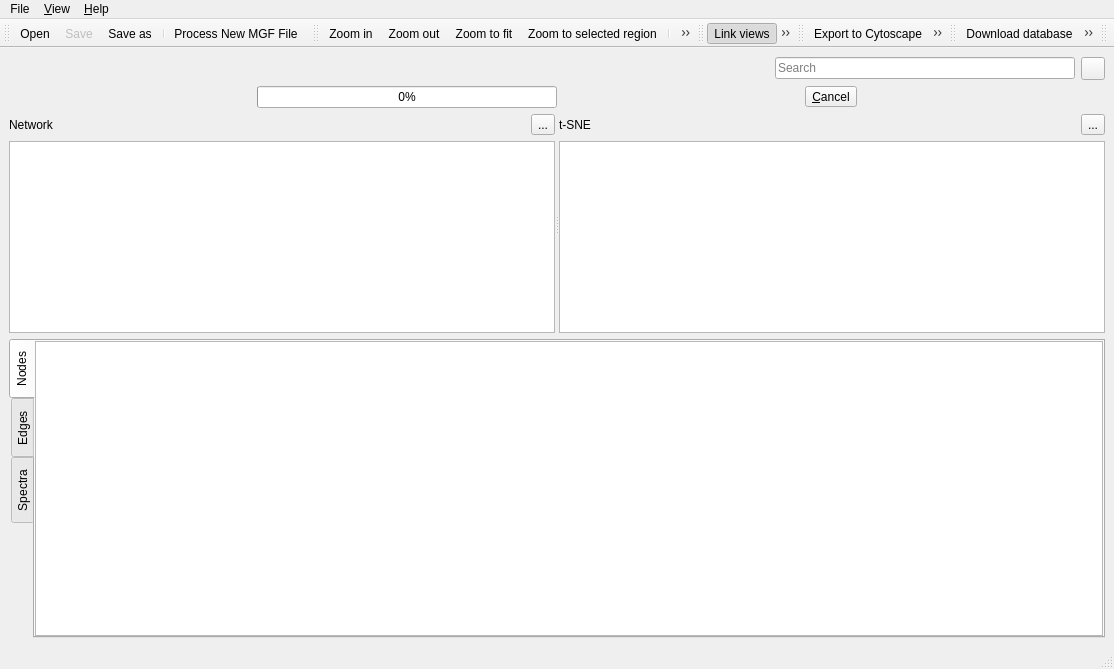
metgem/metgem, file lib/ui/main_window.ui: the form before one commit.
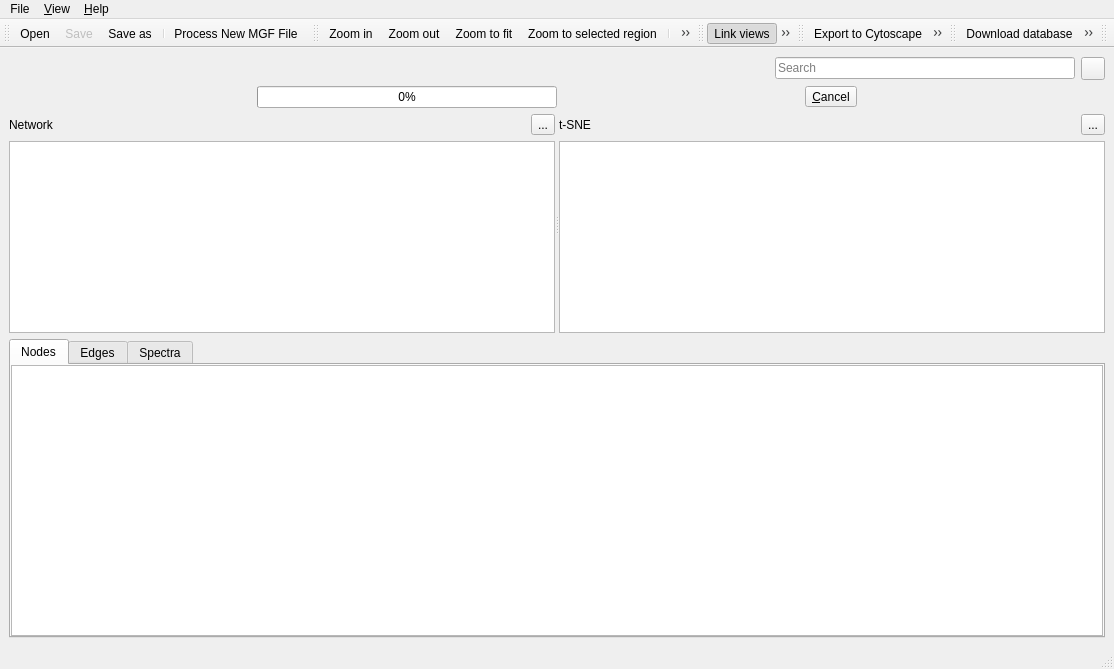
The form after the commit. Icons and pictures are not drawn. Custom widgets are drawn as their Qt base class.

```diff
--- a/lib/ui/main_window.ui
+++ b/lib/ui/main_window.ui
@@ -191,9 +191,6 @@
     </item>
     <item>
      <widget class="QTabWidget" name="tabWidget">
-      <property name="tabPosition">
-       <enum>QTabWidget::West</enum>
-      </property>
       <property name="movable">
        <bool>true</bool>
       </property>
```
